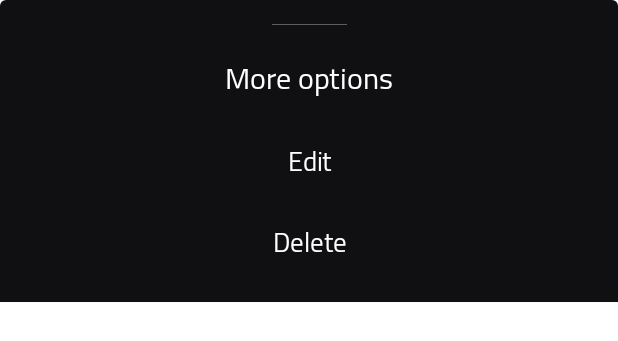
After one commit to Ibrahim-Mushtaha/Mail-Sender, an Android app: the layout dialog_choose_option.xml on its own in the app's theme, with its tools: preview values and no code run, on a phone screen of 412 x 824 dp. The commit adds this screen. Shown: the top 341 px of the screen. Run offline under Robolectric (Android 15) with nearby library versions, the phone set to English and light mode, and no system bars.

Commit message:
add, update & delete category

```diff
--- a/app/src/main/java/com/ix/ibrahim7/facebookintegration/adapter/CategoryAdapter.kt
+++ b/app/src/main/java/com/ix/ibrahim7/facebookintegration/adapter/CategoryAdapter.kt
@@ -51,6 +51,11 @@ class CategoryAdapter(var data: ArrayList<Category>, val itemclick: onClick) :
             setOnClickListener {
                 itemclick.onClickItem(currentItem,holder.adapterPosition, 1)
             }
+
+            setOnLongClickListener {
+                itemclick.onClickItem(currentItem,holder.adapterPosition, 2)
+                true
+            }
         }
 
 
--- a/app/src/main/java/com/ix/ibrahim7/facebookintegration/ui/fragment/main/HomeFragment.kt
+++ b/app/src/main/java/com/ix/ibrahim7/facebookintegration/ui/fragment/main/HomeFragment.kt
@@ -12,15 +12,14 @@ import com.ix.ibrahim7.facebookintegration.R
 import com.ix.ibrahim7.facebookintegration.adapter.EmailAdapter
 import com.ix.ibrahim7.facebookintegration.databinding.FragmentHomeBinding
 import com.ix.ibrahim7.facebookintegration.model.Email
-import com.ix.ibrahim7.facebookintegration.ui.dialog.AddEmailDialog
-import com.ix.ibrahim7.facebookintegration.ui.dialog.ChooseColorDialog
+import com.ix.ibrahim7.facebookintegration.ui.fragment.dialog.AddEmailDialog
 import com.ix.ibrahim7.facebookintegration.util.Constant.USERID
 import com.ix.ibrahim7.facebookintegration.util.Constant.getSharePref
 import com.ix.ibrahim7.facebookintegration.util.Constant.setImage
 import kotlinx.android.synthetic.main.fragment_main.*
 
 
-class HomeFragment : Fragment(),EmailAdapter.onClick,AddEmailDialog.GoFragmentMessage {
+class HomeFragment : Fragment(),EmailAdapter.onClick,AddEmailDialog.OnClickListener {
 
 
     lateinit var mbinding: FragmentHomeBinding
--- a/app/src/main/java/com/ix/ibrahim7/facebookintegration/ui/fragment/main/SettingsFragment.kt
+++ b/app/src/main/java/com/ix/ibrahim7/facebookintegration/ui/fragment/main/SettingsFragment.kt
@@ -9,11 +9,11 @@ import androidx.core.view.get
 import com.ix.ibrahim7.facebookintegration.R
 import com.ix.ibrahim7.facebookintegration.databinding.FragmentSettingsBinding
 import com.ix.ibrahim7.facebookintegration.model.Email
-import com.ix.ibrahim7.facebookintegration.ui.dialog.AddEmailDialog
+import com.ix.ibrahim7.facebookintegration.ui.fragment.dialog.AddEmailDialog
 import kotlinx.android.synthetic.main.fragment_main.*
 
 
-class SettingsFragment : Fragment(),AddEmailDialog.GoFragmentMessage {
+class SettingsFragment : Fragment(),AddEmailDialog.OnClickListener {
 
     lateinit var mBinding:FragmentSettingsBinding
 
--- /dev/null
+++ b/app/src/main/res/layout/dialog_choose_option.xml
@@ -0,0 +1,77 @@
+<?xml version="1.0" encoding="utf-8"?>
+<layout xmlns:android="http://schemas.android.com/apk/res/android"
+    xmlns:app="http://schemas.android.com/apk/res-auto"
+    xmlns:tools="http://schemas.android.com/tools">
+
+    <data>
+
+    </data>
+
+    <androidx.constraintlayout.widget.ConstraintLayout
+        android:layout_width="match_parent"
+        android:layout_height="wrap_content"
+        android:layout_marginBottom="4dp"
+        android:background="@drawable/shape_background_dialog"
+        android:elevation="2dp"
+        android:paddingBottom="16dp">
+
+
+        <TextView
+            android:id="@+id/textView2"
+            android:layout_width="wrap_content"
+            android:layout_height="wrap_content"
+            android:layout_marginTop="16dp"
+            android:fontFamily="@font/cairo_regular"
+            android:text="More options"
+            android:textColor="@color/white"
+            android:textSize="20dp"
+            app:layout_constraintEnd_toEndOf="parent"
+            app:layout_constraintStart_toStartOf="parent"
+            app:layout_constraintTop_toBottomOf="@+id/view" />
+
+        <View
+            android:id="@+id/view"
+            android:layout_width="50dp"
+            android:layout_height="0.8dp"
+            android:layout_marginTop="16dp"
+            android:background="@color/secondery_hint"
+            app:layout_constraintEnd_toEndOf="@+id/textView2"
+            app:layout_constraintStart_toStartOf="@+id/textView2"
+            app:layout_constraintTop_toTopOf="parent" />
+
+
+        <TextView
+            android:id="@+id/tvEdit"
+            android:layout_width="0dp"
+            android:layout_height="48dp"
+            android:layout_marginTop="12dp"
+            android:fontFamily="@font/cairo_regular"
+            android:text="Edit"
+            android:textColor="@color/white"
+            android:textSize="18dp"
+            android:gravity="center"
+            style="@style/focusInClick"
+            app:layout_constraintEnd_toEndOf="parent"
+            app:layout_constraintHorizontal_bias="0.498"
+            app:layout_constraintStart_toStartOf="parent"
+            app:layout_constraintTop_toBottomOf="@+id/textView2" />
+
+        <TextView
+            android:id="@+id/tvDelete"
+            android:layout_width="0dp"
+            android:layout_height="48dp"
+            android:layout_marginTop="6dp"
+            android:fontFamily="@font/cairo_regular"
+            android:text="Delete"
+            android:textColor="@color/white"
+            android:textSize="18dp"
+            android:gravity="center"
+            style="@style/focusInClick"
+            app:layout_constraintEnd_toEndOf="parent"
+            app:layout_constraintHorizontal_bias="0.498"
+            app:layout_constraintStart_toStartOf="parent"
+            app:layout_constraintTop_toBottomOf="@+id/tvEdit" />
+
+
+    </androidx.constraintlayout.widget.ConstraintLayout>
+</layout>
--- a/app/src/main/res/layout/item_category.xml
+++ b/app/src/main/res/layout/item_category.xml
@@ -16,6 +16,7 @@
         android:layout_marginBottom="4dp"
         android:backgroundTint="@color/secondery_background_color"
         android:elevation="2dp"
+        style="@style/focusInClick"
         android:layout_margin="4dp"
         app:cardCornerRadius="4dp">
 
--- a/app/src/main/res/values-night/themes.xml
+++ b/app/src/main/res/values-night/themes.xml
@@ -33,6 +33,7 @@
     </style>
 
     <style name="focusInClick">
+        <item name="android:foreground">?attr/selectableItemBackground</item>
         <item name="android:clickable">true</item>
         <item name="android:focusable">true</item>
     </style>
--- a/app/src/main/res/values/strings.xml
+++ b/app/src/main/res/values/strings.xml
@@ -5,4 +5,5 @@
 
     <!-- TODO: Remove or change this placeholder text -->
     <string name="hello_blank_fragment">Hello blank fragment</string>
+    <string name="this_is_require">required Field</string>
 </resources>
--- a/app/src/main/res/values/themes.xml
+++ b/app/src/main/res/values/themes.xml
@@ -34,6 +34,7 @@
 
 
     <style name="focusInClick">
+        <item name="android:foreground">?attr/selectableItemBackground</item>
         <item name="android:clickable">true</item>
         <item name="android:focusable">true</item>
     </style>
```
Also changed, not shown: app/src/main/java/com/ix/ibrahim7/facebookintegration/database/EmailDao.kt (added, +37 -0 lines), app/src/main/java/com/ix/ibrahim7/facebookintegration/database/EmailDatabase.kt (added, +46 -0 lines), app/src/main/java/com/ix/ibrahim7/facebookintegration/database/EmailRepository.kt (added, +41 -0 lines), app/src/main/java/com/ix/ibrahim7/facebookintegration/model/Category.kt (+8 -1 lines), app/src/main/java/com/ix/ibrahim7/facebookintegration/ui/fragment/MainFragment.kt (+0 -8 lines), app/src/main/java/com/ix/ibrahim7/facebookintegration/ui/fragment/dialog/AddEmailDialog.kt (renamed from app/src/main/java/com/ix/ibrahim7/facebookintegration/ui/dialog/AddEmailDialog.kt, +3 -7 lines), app/src/main/java/com/ix/ibrahim7/facebookintegration/ui/fragment/dialog/CategoryOptionDialog.kt (renamed from app/src/main/java/com/ix/ibrahim7/facebookintegration/ui/dialog/ChooseColorDialog.kt, +23 -26 lines), app/src/main/java/com/ix/ibrahim7/facebookintegration/ui/fragment/dialog/ChooseColorDialog.kt (added, +126 -0 lines), app/src/main/java/com/ix/ibrahim7/facebookintegration/ui/fragment/main/ListEmailFragment.kt (+36 -9 lines), app/src/main/java/com/ix/ibrahim7/facebookintegration/ui/viewmodel/CategoryViewmodel.kt (added, +61 -0 lines).
